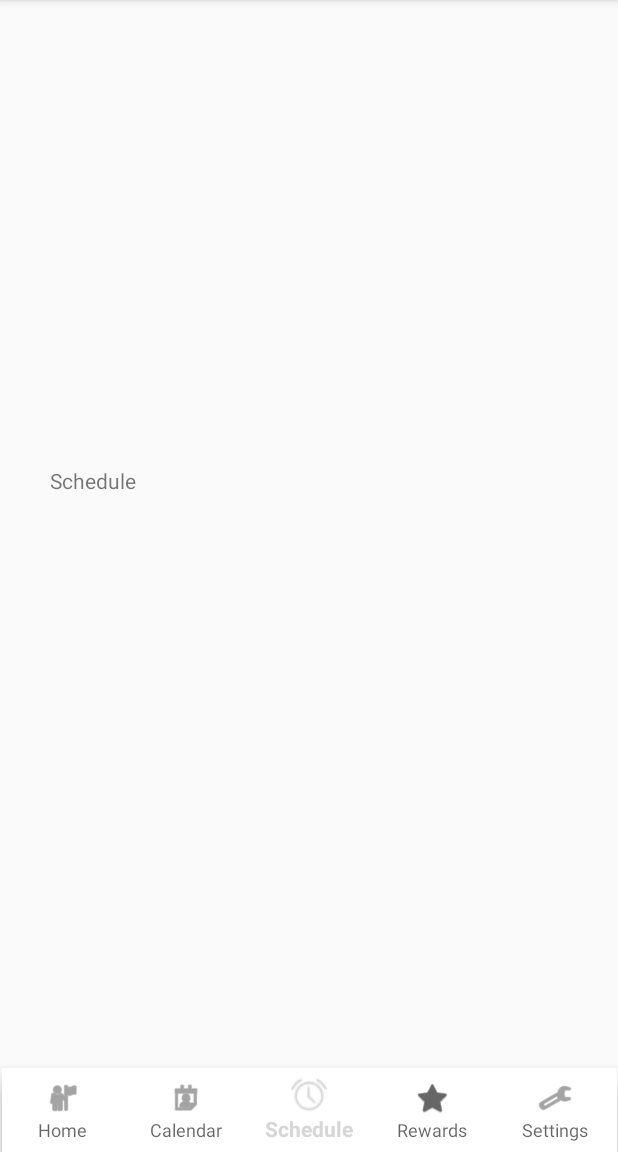
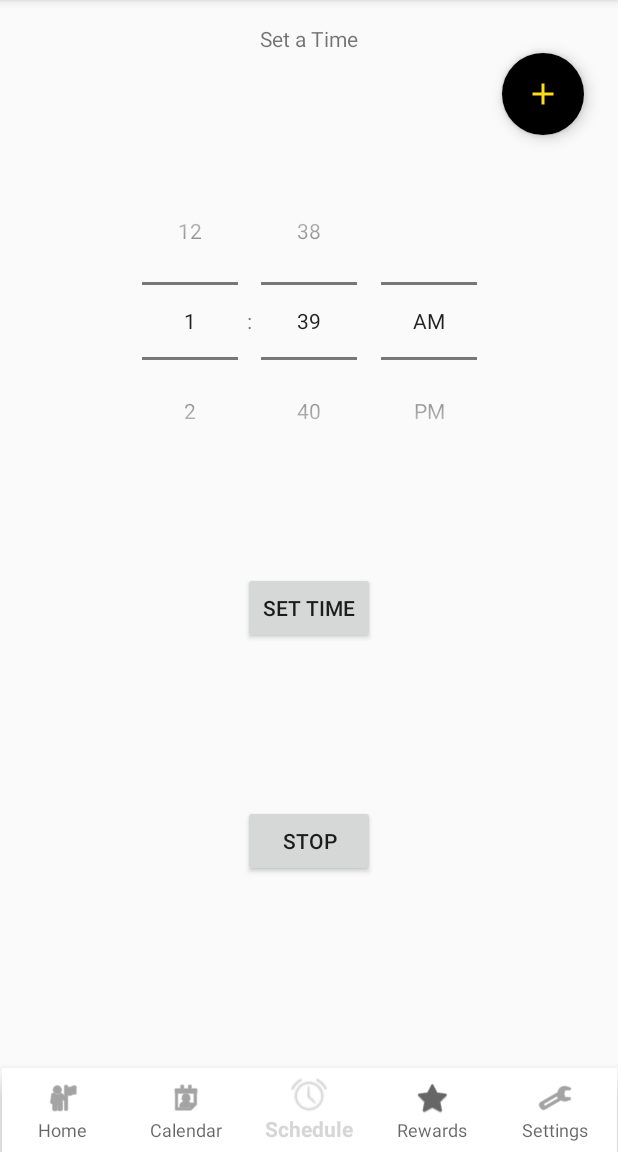
Before and after one commit to trojapete7/JOLT, an Android app: the screen it shows after launch (MainActivity), item 3 of the bottom bar chosen, on a phone screen of 412 x 824 dp, the part 84-1236 px from its top. Run offline under Robolectric (Android 15) with nearby library versions, the phone set to English and light mode, and no system bars; our stand-ins replace navigation-ui.

Commit message:
Work in Progress 05/02/2020

```diff
--- a/app/build.gradle
+++ b/app/build.gradle
@@ -1,10 +1,11 @@
 apply plugin: 'com.android.application'
 apply plugin: 'kotlin-android'
 apply plugin: 'kotlin-android-extensions'
+apply plugin: 'androidx.navigation.safeargs.kotlin'
 
 android {
     compileSdkVersion 29
-    buildToolsVersion "29.0.3"
+    buildToolsVersion buildToolsVersion
 
     defaultConfig {
         applicationId "jolt.pack"
--- a/app/src/main/java/jolt/pack/Home.kt
+++ b/app/src/main/java/jolt/pack/Home.kt
@@ -120,7 +120,7 @@ class Home : Fragment() {
         separatorMinutesToSeconds.visibility = View.VISIBLE
         bt_connection_butt.visibility = View.VISIBLE
         start_monitor_butt.visibility = View.VISIBLE
-        (activity as MainActivity).SetNavigationVisibilty(true)
+        (activity as MainActivity).setNavigationVisibility(true)
 
         cancel_monitor_butt.visibility = View.INVISIBLE
     }
@@ -131,7 +131,7 @@ class Home : Fragment() {
         separatorMinutesToSeconds.visibility = View.INVISIBLE
         bt_connection_butt.visibility = View.INVISIBLE
         start_monitor_butt.visibility = View.INVISIBLE
-        (activity as MainActivity).SetNavigationVisibilty(false)
+        (activity as MainActivity).setNavigationVisibility(false)
         cancel_monitor_butt.visibility = View.VISIBLE
     }
 
--- a/app/src/main/java/jolt/pack/MainActivity.kt
+++ b/app/src/main/java/jolt/pack/MainActivity.kt
@@ -6,7 +6,9 @@ import androidx.appcompat.app.AppCompatActivity
 import androidx.navigation.findNavController
 import androidx.navigation.ui.setupWithNavController
 import com.google.android.material.bottomnavigation.BottomNavigationView
+import com.google.android.material.floatingactionbutton.FloatingActionButton
 import kotlinx.android.synthetic.main.activity_main.*
+import kotlinx.android.synthetic.main.fragment_schedule.*
 
 class MainActivity : AppCompatActivity() {
     override fun onCreate(savedInstanceState: Bundle?) {
@@ -23,11 +25,10 @@ class MainActivity : AppCompatActivity() {
 
     }
 
-    fun SetNavigationVisibilty(b: Boolean){
+    fun setNavigationVisibility(b: Boolean){
         if(b){
             bottom_nav.visibility = View.VISIBLE
         }
-
         else {
             bottom_nav.visibility = View.GONE
         }
--- a/app/src/main/java/jolt/pack/Schedule.kt
+++ b/app/src/main/java/jolt/pack/Schedule.kt
@@ -1,21 +1,90 @@
 package jolt.pack
 
+import android.app.AlarmManager
+import android.app.PendingIntent
+import android.content.Context
+import android.content.Intent
+import android.os.Build
 import android.os.Bundle
 import androidx.fragment.app.Fragment
 import android.view.LayoutInflater
 import android.view.View
 import android.view.ViewGroup
+import android.widget.Button
+import android.widget.TextView
+import android.widget.TimePicker
+import androidx.annotation.RequiresApi
+import androidx.navigation.fragment.findNavController
+import kotlinx.android.synthetic.main.fragment_schedule.*
 
 class Schedule : Fragment() {
 
-    override fun onCreateView (inflater: LayoutInflater, container: ViewGroup?, savedInstanceState: Bundle?): View? {
+    lateinit var am: AlarmManager
+    lateinit var tp: TimePicker
+    lateinit var update_text: TextView
+    lateinit var btnStart: Button
+    lateinit var btnStop: Button
+    var hour: Int = 0
+    var min: Int = 0
+    lateinit var pi : PendingIntent
+
+    @RequiresApi(Build.VERSION_CODES.N)
+    override fun onCreateView(inflater: LayoutInflater, container: ViewGroup?, savedInstanceState: Bundle?): View? {
+
         val rootView = inflater.inflate(R.layout.fragment_schedule, container, false)
 
+        am = activity?.getSystemService(Context.ALARM_SERVICE) as AlarmManager
+        tp = rootView.findViewById(R.id.tp)
+        update_text = rootView.findViewById(R.id.update_text) as TextView
+        btnStart = rootView.findViewById(R.id.start_alarm) as Button
+        btnStop = rootView.findViewById(R.id.stop_alarm) as Button
+
+        val myIntent : Intent = Intent(activity, AlarmReceiver::class.java)
+        val calendar =  android.icu.util.Calendar.getInstance()
+
+        btnStart.setOnClickListener {
+            calendar.set(android.icu.util.Calendar.HOUR_OF_DAY, tp.hour)
+            calendar.set(android.icu.util.Calendar.MINUTE, tp.minute)
+            calendar.set(android.icu.util.Calendar.SECOND, 0)
+            calendar.set(android.icu.util.Calendar.MILLISECOND, 0)
+            hour = tp.hour
+            min = tp.minute
+
+            var hrStr : String = hour.toString()
+            var minStr : String = min.toString()
+            if (hour > 12){
+                hrStr = (hour - 12).toString()
+            }
+            if (min < 10 ) {
+                minStr = "0$min"
+            }
+            setAlarmText("Alarm set to: $hrStr : $minStr")
+            myIntent.putExtra("extra", "on")
+            pi = PendingIntent.getBroadcast(activity, 0, myIntent, PendingIntent.FLAG_UPDATE_CURRENT)
+            am.setExact(AlarmManager.RTC_WAKEUP, calendar.timeInMillis,pi)
+        }
+
+        btnStop.setOnClickListener {
+            setAlarmText("Alarm off")
+            pi = PendingIntent.getBroadcast(activity, 0, myIntent, PendingIntent.FLAG_UPDATE_CURRENT)
+            am.cancel(pi)
+            myIntent.putExtra("extra","off")
+            activity?.sendBroadcast(myIntent)
+        }
         return rootView
     }
 
-   /* override fun onViewCreated(view: View, savedInstanceState: Bundle?) {
+    override fun onViewCreated(view: View, savedInstanceState: Bundle?) {
+        fab_AddSchedule.setOnClickListener {
+            findNavController().navigate(R.id.addSchedule)
+        }
+
         super.onViewCreated(view, savedInstanceState)
+    }
 
-    }*/
+
+    private fun setAlarmText(s: String) {
+        update_text.text = s
+    }
+
 }
--- /dev/null
+++ b/app/src/main/res/drawable/ic_add_black_24dp.xml
@@ -0,0 +1,5 @@
+<vector android:height="24dp" android:tint="#FFDE17"
+    android:viewportHeight="24.0" android:viewportWidth="24.0"
+    android:width="24dp" xmlns:android="http://schemas.android.com/apk/res/android">
+    <path android:fillColor="#FF000000" android:pathData="M19,13h-6v6h-2v-6H5v-2h6V5h2v6h6v2z"/>
+</vector>
--- a/app/src/main/res/layout/fragment_schedule.xml
+++ b/app/src/main/res/layout/fragment_schedule.xml
@@ -3,22 +3,64 @@
     xmlns:android="http://schemas.android.com/apk/res/android"
     xmlns:app="http://schemas.android.com/apk/res-auto"
     xmlns:tools="http://schemas.android.com/tools"
-    android:id="@+id/schedule_constraint"
     android:layout_width="match_parent"
-    android:layout_height="match_parent"
-    tools:context=".Schedule">
+    android:layout_height="match_parent">
 
         <TextView
-            android:layout_width="344dp"
-            android:layout_height="111dp"
+            android:id="@+id/update_text"
+            android:layout_width="wrap_content"
+            android:layout_height="wrap_content"
             android:layout_marginTop="16dp"
-            android:text="@string/schedule"
+            android:text="@string/set_a_time"
+            app:layout_constraintEnd_toEndOf="parent"
+            app:layout_constraintStart_toStartOf="parent"
+            app:layout_constraintTop_toTopOf="parent" />
+
+        <TimePicker
+            android:id="@+id/tp"
+            android:layout_width="wrap_content"
+            android:layout_height="wrap_content"
+            android:layout_marginTop="108dp"
+            android:timePickerMode="spinner"
+            app:layout_constraintEnd_toEndOf="parent"
+            app:layout_constraintStart_toStartOf="parent"
+            app:layout_constraintTop_toTopOf="parent"
+            tools:targetApi="lollipop" />
+
+        <Button
+            android:id="@+id/start_alarm"
+            android:layout_width="wrap_content"
+            android:layout_height="wrap_content"
+            android:layout_marginTop="61dp"
+            android:text="@string/set_time"
+            app:layout_constraintEnd_toEndOf="parent"
+            app:layout_constraintStart_toStartOf="parent"
+            app:layout_constraintTop_toBottomOf="@+id/tp" />
+
+        <Button
+            android:id="@+id/stop_alarm"
+            android:layout_width="wrap_content"
+            android:layout_height="wrap_content"
+            android:layout_marginBottom="76dp"
+            android:text="@string/stop_time"
             app:layout_constraintBottom_toBottomOf="parent"
             app:layout_constraintEnd_toEndOf="parent"
-            app:layout_constraintHorizontal_bias="0.492"
+            app:layout_constraintStart_toStartOf="parent"
+            app:layout_constraintTop_toBottomOf="@+id/start_alarm" />
+
+        <com.google.android.material.floatingactionbutton.FloatingActionButton
+            android:id="@+id/fab_AddSchedule"
+            android:layout_width="wrap_content"
+            android:layout_height="wrap_content"
+            android:backgroundTint="@color/design_default_color_on_secondary"
+            android:clickable="true"
+            android:src="@drawable/ic_add_black_24dp"
+            app:layout_constraintBottom_toTopOf="@+id/tp"
+            app:layout_constraintEnd_toEndOf="parent"
+            app:layout_constraintHorizontal_bias="0.938"
             app:layout_constraintStart_toStartOf="parent"
             app:layout_constraintTop_toTopOf="parent"
-            app:layout_constraintVertical_bias="0.46" />
+            app:layout_constraintVertical_bias="0.673" />
 
 
 </androidx.constraintlayout.widget.ConstraintLayout>
--- a/app/src/main/res/navigation/nav_graph.xml
+++ b/app/src/main/res/navigation/nav_graph.xml
@@ -11,17 +11,17 @@
         android:label="fragment_home"
         tools:layout="@layout/fragment_home" >
         <action
-            android:id="@+id/action_home_to_rewards2"
+            android:id="@+id/action_home_to_rewards"
             app:destination="@id/rewards" />
         <action
-            android:id="@+id/action_home_to_settings2"
+            android:id="@+id/action_home_to_settings"
             app:destination="@id/settings" />
         <action
-            android:id="@+id/action_home_to_schedule2"
+            android:id="@+id/action_home_to_calendar"
+            app:destination="@id/calendar" />
+        <action
+            android:id="@+id/action_home_to_schedule"
             app:destination="@id/schedule" />
-        <action
-            android:id="@+id/action_home_to_calendar2"
-            app:destination="@id/calendar" />
     </fragment>
     <fragment
         android:id="@+id/calendar"
@@ -34,13 +34,23 @@
         android:label="fragment_rewards"
         tools:layout="@layout/fragment_rewards" />
     <fragment
-        android:id="@+id/schedule"
-        android:name="jolt.pack.Schedule"
-        android:label="fragment_schedule"
-        tools:layout="@layout/fragment_schedule" />
-    <fragment
         android:id="@+id/settings"
         android:name="jolt.pack.Settings"
         android:label="fragment_settings"
         tools:layout="@layout/fragment_settings" />
+    <fragment
+        android:id="@+id/schedule"
+        android:name="jolt.pack.Schedule"
+        android:label="fragment_schedule"
+        tools:layout="@layout/fragment_schedule" >
+        <action
+            android:id="@+id/action_schedule_to_addSchedule"
+            app:destination="@id/addSchedule"
+            app:popUpTo="@id/schedule" />
+    </fragment>
+    <fragment
+        android:id="@+id/addSchedule"
+        android:name="jolt.pack.AddSchedule"
+        android:label="add_schedule" />
+
 </navigation>
--- a/app/src/main/res/values/strings.xml
+++ b/app/src/main/res/values/strings.xml
@@ -27,4 +27,15 @@
     <string name="hoursEdit_hint">HH</string>
     <string name="timer_done">Timer is done!</string>
     <string name="cancel_monitor">Cancel Monitoring</string>
+    <string name="pick_a_time">Pick a time</string>
+    <string name="set_a_time">Set a Time</string>
+    <string name="set_time">Set Time</string>
+    <string name="click_here">Click Here</string>
+    <string name="time_tester">Time Tester</string>
+    <string name="schedule_a_job" />
+    <string name="set_alarm" />
+    <string name="start_alarm">Start_alarm</string>
+    <string name="stop_alarm">Stop alarm</string>
+    <string name="did_you_set_the_alarm">did you set the alarm?</string>
+    <string name="stop_time">Stop</string>
 </resources>
--- a/build.gradle
+++ b/build.gradle
@@ -1,7 +1,10 @@
-// Top-level build file where you can add configuration options common to all sub-projects/modules.
+ext {
+    buildToolsVersion = '29.0.3'
+}// Top-level build file where you can add configuration options common to all sub-projects/modules.
 
 buildscript {
     ext.kotlin_version = '1.3.72'
+    ext.nav_version = '2.3.0-alpha06'
 
     repositories {
         google()
@@ -12,6 +15,7 @@ buildscript {
 
         classpath "com.android.tools.build:gradle:3.6.3"
         classpath "org.jetbrains.kotlin:kotlin-gradle-plugin:$kotlin_version"
+        classpath "androidx.navigation:navigation-safe-args-gradle-plugin:$nav_version"
 
         // NOTE: Do not place your application dependencies here; they belong
         // in the individual module build.gradle files
```
Also changed, not shown: app/src/main/AndroidManifest.xml (+10 -0 lines), app/src/main/java/jolt/pack/AddSchedule.kt (added, +15 -0 lines), app/src/main/java/jolt/pack/AlarmReceiver.kt (added, +17 -0 lines), app/src/main/java/jolt/pack/RingtoneService.kt (added, +88 -0 lines), app/src/main/res/layout/add_schedule.xml (added, +23 -0 lines).
